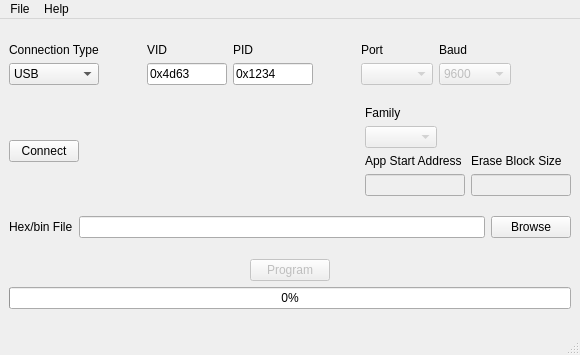
Before: the Qt Designer form mainwindow.ui in bemcgarvey/HarmonyBootloader, drawn with Qt 5.
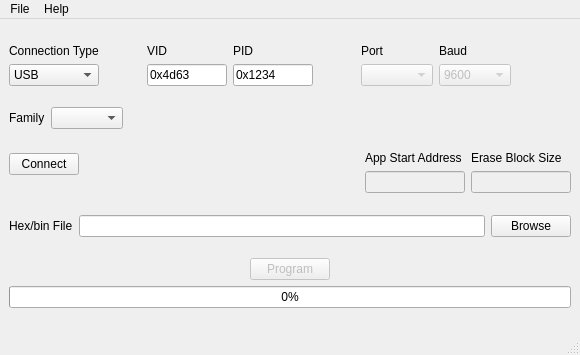
After: the same form once the commit is applied. Icons and pictures are not drawn.

What changed in the file:
```diff
--- a/mainwindow.ui
+++ b/mainwindow.ui
@@ -231,6 +231,43 @@
     <item>
      <layout class="QHBoxLayout" name="horizontalLayout_6">
       <item>
+       <widget class="QLabel" name="label_9">
+        <property name="text">
+         <string>Family</string>
+        </property>
+       </widget>
+      </item>
+      <item>
+       <widget class="QComboBox" name="familyComboBox">
+        <property name="enabled">
+         <bool>true</bool>
+        </property>
+        <property name="sizePolicy">
+         <sizepolicy hsizetype="Preferred" vsizetype="Fixed">
+          <horstretch>0</horstretch>
+          <verstretch>0</verstretch>
+         </sizepolicy>
+        </property>
+       </widget>
+      </item>
+      <item>
+       <spacer name="horizontalSpacer_7">
+        <property name="orientation">
+         <enum>Qt::Horizontal</enum>
+        </property>
+        <property name="sizeHint" stdset="0">
+         <size>
+          <width>40</width>
+          <height>20</height>
+         </size>
+        </property>
+       </spacer>
+      </item>
+     </layout>
+    </item>
+    <item>
+     <layout class="QHBoxLayout" name="horizontalLayout_7">
+      <item>
        <widget class="QPushButton" name="connectButton">
         <property name="maximumSize">
          <size>
@@ -261,24 +298,17 @@
         <item>
          <layout class="QVBoxLayout" name="verticalLayout_4">
           <item>
-           <widget class="QLabel" name="label_9">
-            <property name="text">
-             <string>Family</string>
+           <spacer name="verticalSpacer_7">
+            <property name="orientation">
+             <enum>Qt::Vertical</enum>
             </property>
-           </widget>
-          </item>
-          <item alignment="Qt::AlignLeft">
-           <widget class="QComboBox" name="familyComboBox">
-            <property name="enabled">
-             <bool>false</bool>
+            <property name="sizeHint" stdset="0">
+             <size>
+              <width>20</width>
+              <height>40</height>
+             </size>
             </property>
-            <property name="sizePolicy">
-             <sizepolicy hsizetype="Preferred" vsizetype="Fixed">
-              <horstretch>0</horstretch>
-              <verstretch>0</verstretch>
-             </sizepolicy>
-            </property>
-           </widget>
+           </spacer>
           </item>
           <item>
            <widget class="QLabel" name="label_7">
@@ -287,7 +317,7 @@
             </property>
            </widget>
           </item>
-          <item alignment="Qt::AlignLeft">
+          <item>
            <widget class="QLineEdit" name="appStartEdit">
             <property name="enabled">
              <bool>false</bool>
```
Left out of the diff: 2 changed lines with no effect on the pictures.
